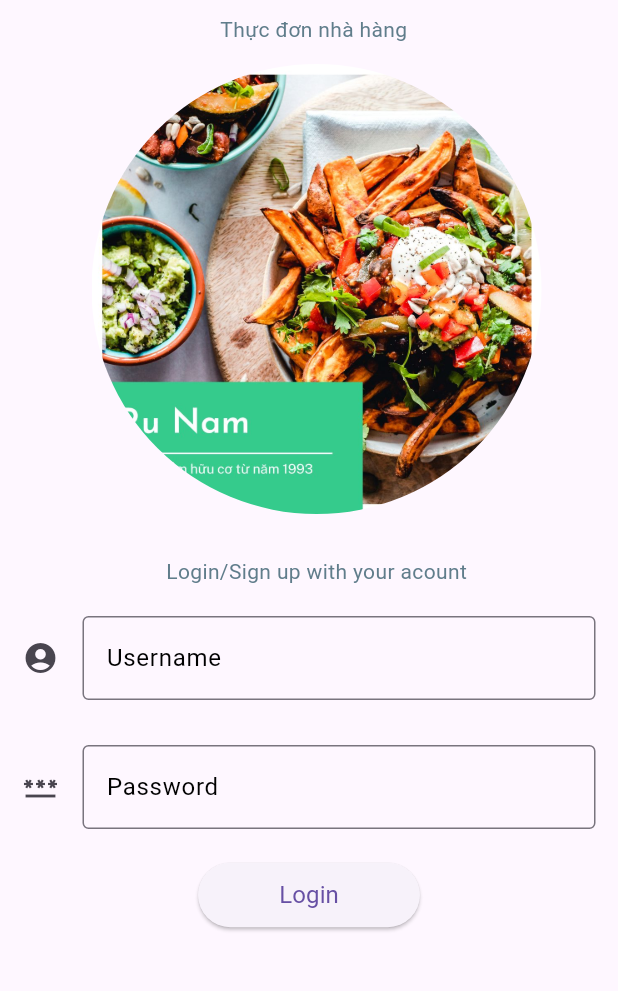
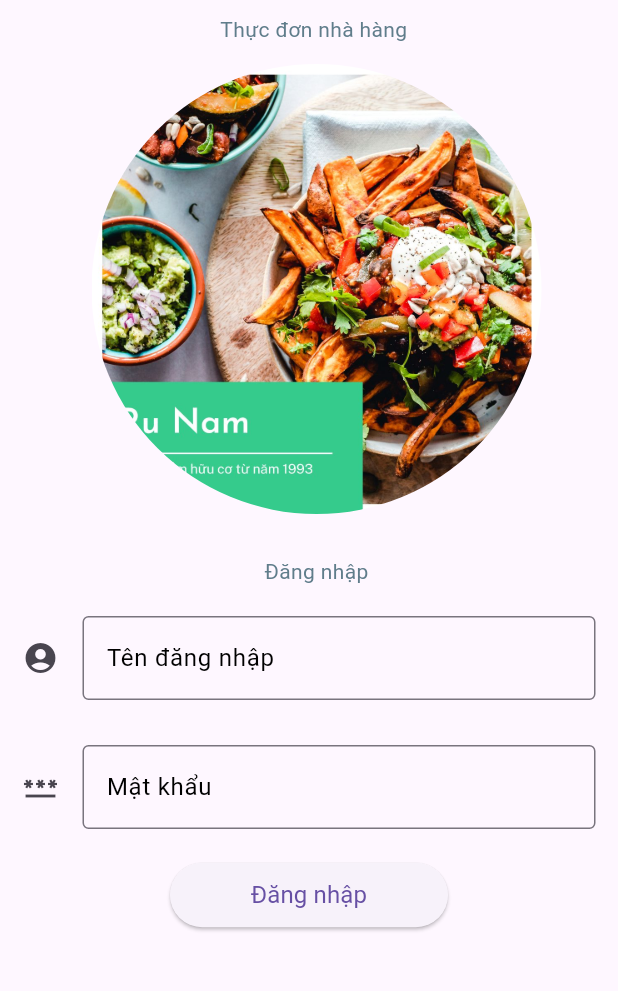
Before and after one commit to dinhtron/FoodCart, a Flutter app: the screen it shows after launch, on a phone screen of 412 x 824 dp, the part 164-1155 px from its top. Run offline on Flutter 3.47's test engine with Material 3 defaults, Android fonts, the phone set to English and light mode, and no system bars; our stand-ins replace sqflite; accounts and stored records are empty.

Commit message:
lib/Login.dart

```diff
--- a/lib/Login.dart
+++ b/lib/Login.dart
@@ -58,7 +58,7 @@ class _Login extends State<Login> {
               padding: const EdgeInsets.only(
                   left: 20.0, top: 20.0, right: 10.0, bottom: 0.0),
               child: Text(
-                'Login/Sign up with your acount',
+                'Đăng nhập',
                 textAlign: TextAlign.start,
                 style: TextStyle(
                     color: Colors.blueGrey,
@@ -74,7 +74,7 @@ class _Login extends State<Login> {
                 keyboardType: TextInputType.name,
                 decoration: InputDecoration(
                   icon: Icon(Icons.account_circle),
-                  labelText: 'Username',
+                  labelText: 'Tên đăng nhập',
                   labelStyle: TextStyle(
                     color: Colors.black,
                   ),
@@ -91,7 +91,7 @@ class _Login extends State<Login> {
                 onChanged: (text) {},
                 decoration: InputDecoration(
                   icon: Icon(Icons.password_sharp),
-                  labelText: 'Password',
+                  labelText: 'Mật khẩu',
                   errorText: _validate ? null : 'Wrong user name or password ',
                   labelStyle: TextStyle(
                     color: Colors.black,
@@ -127,7 +127,7 @@ class _Login extends State<Login> {
                   padding: EdgeInsets.only(
                       left: 30.0, right: 30.0, top: 10, bottom: 10),
                   child: Text(
-                    'Login',
+                    'Đăng nhập',
                     style:
                         TextStyle(fontSize: 16, fontWeight: FontWeight.normal),
                   ),
```
